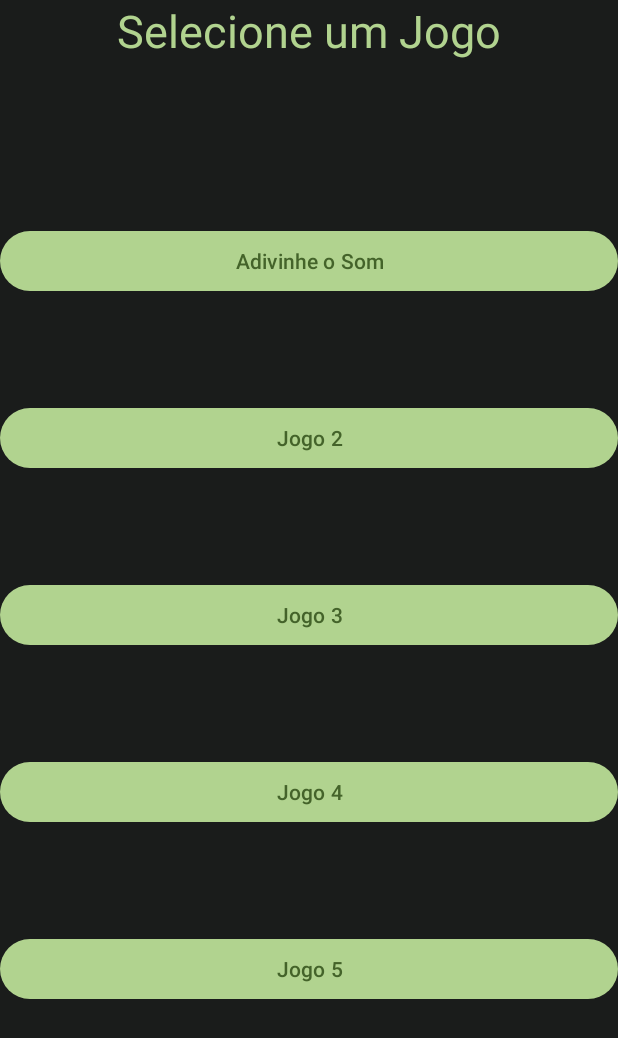
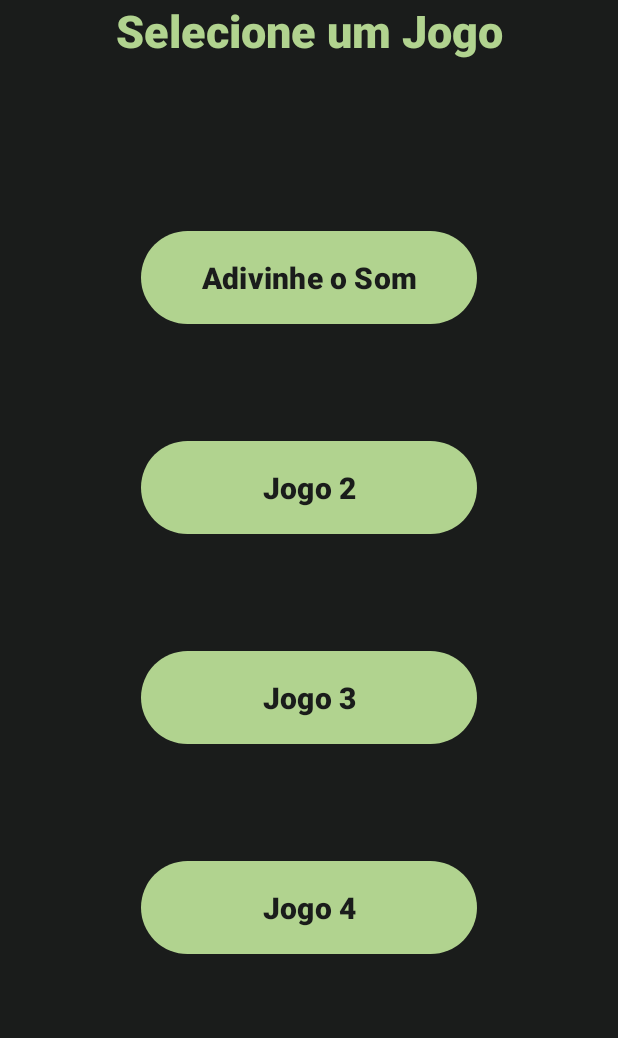
Before and after one commit to Thiago279/TCC-MundoSonoro, an Android app: the screen it shows after launch (MainActivity), after a tap on "JOGAR", on a phone screen of 412 x 824 dp. Shown: the top 1038 px of the screen. Run offline under Robolectric (Android 15) with nearby library versions, the phone set to English and light mode, and no system bars.

Commit message:
alterações nos botões e fontes

```diff
--- a/app/src/main/res/layout/activity_main.xml
+++ b/app/src/main/res/layout/activity_main.xml
@@ -22,34 +22,39 @@
 
     <Button
         android:id="@+id/botao_jogar"
-        android:layout_width="390dp"
+        android:layout_width="224dp"
         android:layout_height="70dp"
-        android:layout_marginTop="70dp"
+        android:layout_marginTop="228dp"
         android:background="@drawable/custom_button"
         android:backgroundTint="@color/verde_claro"
         android:drawableTint="@color/verde_claro"
+        android:fontFamily="sans-serif-black"
         android:text="JOGAR"
-        android:textColor="@color/verde_escuro"
+        android:textColor="@color/verde_cinzento"
         android:textColorLink="#B1D38F"
+        android:textSize="20sp"
         app:layout_constraintEnd_toEndOf="parent"
-        app:layout_constraintHorizontal_bias="0.498"
+        app:layout_constraintHorizontal_bias="0.497"
         app:layout_constraintStart_toStartOf="parent"
         app:layout_constraintTop_toBottomOf="@+id/logo_mundo_sonoro" />
 
     <Button
         android:id="@+id/botao_config"
-        android:layout_width="390dp"
+        android:layout_width="224dp"
         android:layout_height="70dp"
         android:background="@drawable/custom_button"
-        android:text="Configurações"
-        android:textColor="@color/verde_escuro"
+        android:text="CONFIGURAÇÕES"
+
+        android:textColor="@color/verde_cinzento"
         android:textColorLink="#B1D38F"
+        android:textSize="20sp"
+        android:fontFamily="sans-serif-black"
         app:layout_constraintBottom_toBottomOf="parent"
         app:layout_constraintEnd_toEndOf="parent"
-        app:layout_constraintHorizontal_bias="0.503"
+        app:layout_constraintHorizontal_bias="0.497"
         app:layout_constraintStart_toStartOf="parent"
         app:layout_constraintTop_toBottomOf="@+id/botao_jogar"
-        app:layout_constraintVertical_bias="0.307" />
+        app:layout_constraintVertical_bias="0.37" />
 
 
 </androidx.constraintlayout.widget.ConstraintLayout>
--- a/app/src/main/res/layout/fragment_jogos.xml
+++ b/app/src/main/res/layout/fragment_jogos.xml
@@ -17,6 +17,7 @@
             android:layout_width="match_parent"
             android:layout_height="wrap_content"
             android:text="Selecione um Jogo"
+            android:fontFamily="sans-serif-black"
             android:textAlignment="center"
             android:textColor="@color/verde_claro"
             android:textSize="30sp"
@@ -28,6 +29,7 @@
             android:id="@+id/linear_layout1"
             android:layout_width="match_parent"
             android:layout_height="match_parent"
+            android:gravity="center_horizontal"
             android:orientation="vertical"
             app:layout_constraintEnd_toEndOf="parent"
             app:layout_constraintHorizontal_bias="0.0"
@@ -36,43 +38,45 @@
 
             <Button
                 android:id="@+id/btn_jg1"
-                android:layout_width="match_parent"
-                android:layout_height="wrap_content"
+                android:layout_width="224dp"
+                android:layout_height="70dp"
                 android:layout_marginTop="150dp"
+                android:textSize="20sp"
+                android:fontFamily="sans-serif-black"
                 android:text="Adivinhe o Som"
-                android:textColor="@color/verde_escuro" />
+                android:textColor="@color/verde_cinzento" />
 
             <Button
                 android:id="@+id/btn_jg2"
-                android:layout_width="match_parent"
-                android:layout_height="wrap_content"
+                android:layout_width="224dp"
+                android:layout_height="70dp"
                 android:layout_marginTop="70dp"
+                android:textSize="20sp"
+                android:fontFamily="sans-serif-black"
                 android:text="Jogo 2"
-                android:textColor="@color/verde_escuro" />
+                android:textColor="@color/verde_cinzento" />
 
             <Button
                 android:id="@+id/btn_jg3"
-                android:layout_width="match_parent"
-                android:layout_height="wrap_content"
+                android:layout_width="224dp"
+                android:layout_height="70dp"
                 android:layout_marginTop="70dp"
+                android:textSize="20sp"
+                android:fontFamily="sans-serif-black"
                 android:text="Jogo 3"
-                android:textColor="@color/verde_escuro" />
+                android:textColor="@color/verde_cinzento" />
 
             <Button
                 android:id="@+id/btn_jg4"
-                android:layout_width="match_parent"
-                android:layout_height="wrap_content"
+                android:layout_width="224dp"
+                android:layout_height="70dp"
                 android:layout_marginTop="70dp"
+                android:textSize="20sp"
+                android:fontFamily="sans-serif-black"
                 android:text="Jogo 4"
-                android:textColor="@color/verde_escuro" />
+                android:textColor="@color/verde_cinzento" />
 
-            <Button
-                android:id="@+id/btn_jg5"
-                android:layout_width="match_parent"
-                android:layout_height="wrap_content"
-                android:layout_marginTop="70dp"
-                android:text="Jogo 5"
-                android:textColor="@color/verde_escuro" />
+
 
 
         </LinearLayout>
```
Also changed, not shown: app/src/main/res/layout/fragment__jogo1.xml (+17 -8 lines), app/src/main/res/layout/fragment_jogo1_play.xml (+25 -10 lines).
